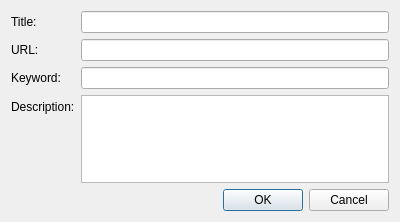
This is plugins/BookmarkDash/bookmark/bookmark_dialog.ui in stream009/qupzilla-plugins as Qt 5 draws it before an edit. The edited form follows.
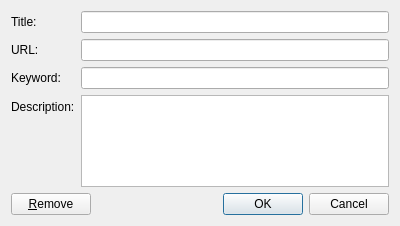
This is the edited form.

Commit message: Append "Remove" button on bookmark dialog.

Patch:
```diff
--- a/plugins/BookmarkDash/bookmark/bookmark_dialog.ui
+++ b/plugins/BookmarkDash/bookmark/bookmark_dialog.ui
@@ -7,7 +7,7 @@
     <x>0</x>
     <y>0</y>
     <width>400</width>
-    <height>222</height>
+    <height>226</height>
    </rect>
   </property>
   <property name="windowTitle">
@@ -64,11 +64,22 @@
     </widget>
    </item>
    <item>
+    <layout class="QHBoxLayout" name="horizontalLayout">
+     <item>
+      <widget class="QPushButton" name="remove">
+       <property name="text">
+        <string>&amp;Remove</string>
+       </property>
+      </widget>
+     </item>
+     <item>
     <widget class="QDialogButtonBox" name="buttonBox">
      <property name="standardButtons">
       <set>QDialogButtonBox::Cancel|QDialogButtonBox::Ok</set>
      </property>
     </widget>
+     </item>
+    </layout>
    </item>
   </layout>
  </widget>
```
Left out of the diff: 11 changed lines with no effect on the pictures. Lines whose indentation alone changed are shown as unchanged. The commit also changes 2 other files.
